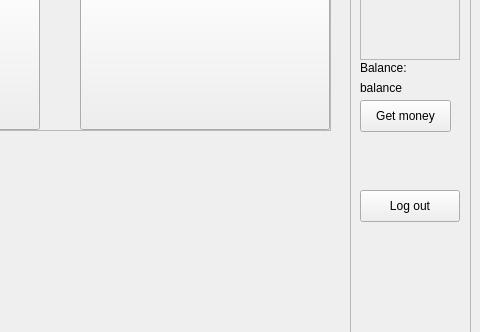
Above: mainwindow.ui from BlackHairHamster/CasinoNovoross before the change; both pictures show x 520 to 1000 and y 110 to 442 of the 1000 by 800 pixel window. Below: the same form after it.
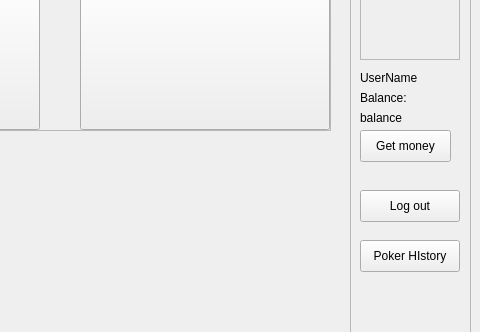
That is the form after the change. Icons and pictures are not drawn.

Commit message:
Strong connection: DB and App + PokerHistory table
+poker history table in db

Patch:
```diff
--- a/mainwindow.ui
+++ b/mainwindow.ui
@@ -65,7 +65,7 @@
      <property name="geometry">
       <rect>
        <x>10</x>
-       <y>110</y>
+       <y>140</y>
        <width>58</width>
        <height>16</height>
       </rect>
@@ -78,7 +78,7 @@
      <property name="geometry">
       <rect>
        <x>10</x>
-       <y>130</y>
+       <y>160</y>
        <width>58</width>
        <height>16</height>
       </rect>
@@ -91,7 +91,7 @@
      <property name="geometry">
       <rect>
        <x>10</x>
-       <y>150</y>
+       <y>180</y>
        <width>91</width>
        <height>32</height>
       </rect>
@@ -113,6 +113,32 @@
       <string>Log out</string>
      </property>
     </widget>
+    <widget class="QLabel" name="label">
+     <property name="geometry">
+      <rect>
+       <x>10</x>
+       <y>120</y>
+       <width>58</width>
+       <height>16</height>
+      </rect>
+     </property>
+     <property name="text">
+      <string>UserName</string>
+     </property>
+    </widget>
+    <widget class="QPushButton" name="pokerHistoryButton">
+     <property name="geometry">
+      <rect>
+       <x>10</x>
+       <y>290</y>
+       <width>100</width>
+       <height>32</height>
+      </rect>
+     </property>
+     <property name="text">
+      <string>Poker HIstory</string>
+     </property>
+    </widget>
    </widget>
    <widget class="QFrame" name="frame_3">
     <property name="geometry">
```
Left out of the diff: 29 changed lines with no effect on the pictures. The commit also changes 11 other files.
